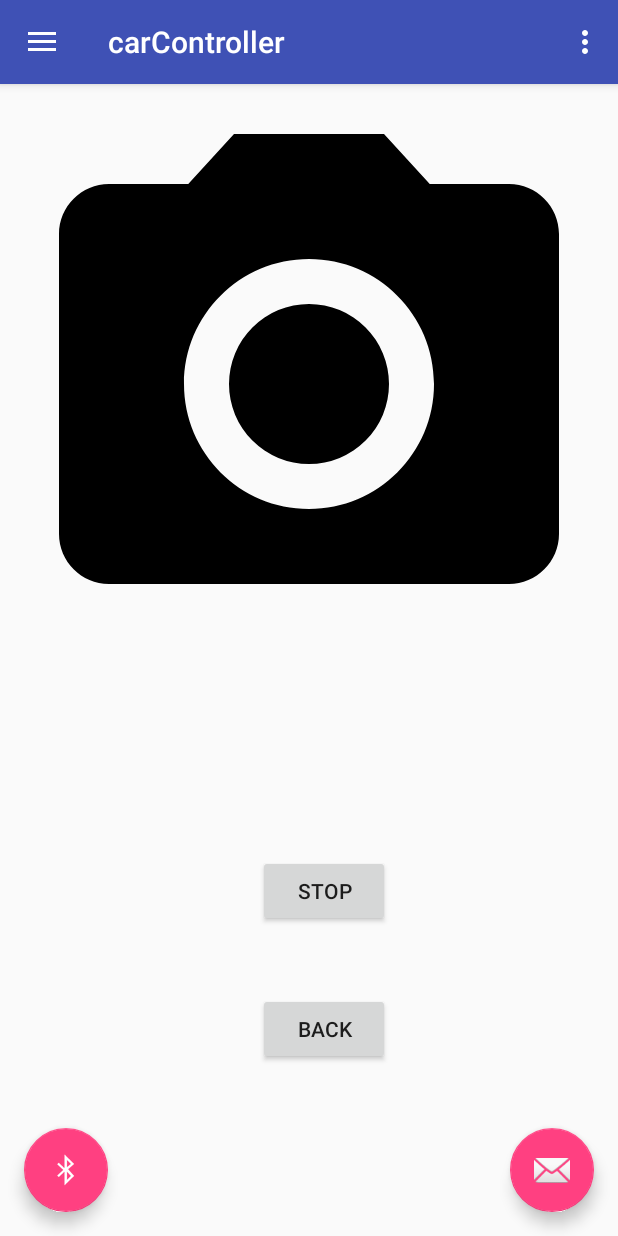
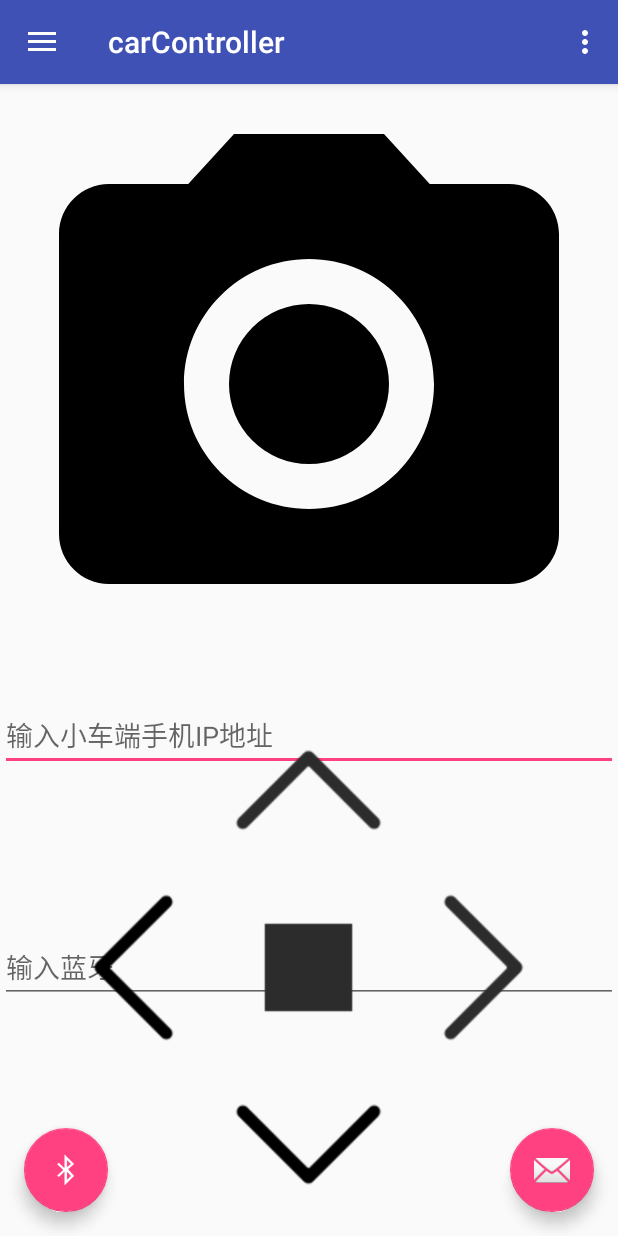
Before and after one commit to KC3C/carController, an Android app: the fragment ButtonFragment placed in its activity, in the options menu, after a tap on "Settings", on a phone screen of 412 x 824 dp. Run offline under Robolectric (Android 15) with nearby library versions, the phone set to English and light mode, and no system bars.

Commit message:
按钮界面修改

```diff
--- a/app/src/main/java/com/example/mac/carcontroller/MainActivity.java
+++ b/app/src/main/java/com/example/mac/carcontroller/MainActivity.java
@@ -11,7 +11,6 @@ import android.os.Bundle;
 import android.os.Handler;
 import android.os.Message;
 import android.support.design.widget.FloatingActionButton;
-import android.support.design.widget.Snackbar;
 import android.support.v4.app.Fragment;
 import android.support.v4.app.FragmentManager;
 import android.support.v4.app.FragmentTransaction;
@@ -28,10 +27,9 @@ import android.view.MenuItem;
 import android.widget.EditText;
 import android.widget.FrameLayout;
 import android.widget.ImageView;
-import android.widget.TextView;
 import android.widget.Toast;
 
-import com.example.mac.carcontroller.fragment.fragment_button;
+import com.example.mac.carcontroller.fragment.ButtonFragment;
 
 import java.io.IOException;
 import java.io.InputStream;
@@ -348,7 +346,7 @@ public class MainActivity extends AppCompatActivity implements NavigationView.On
 
         if (id == R.id.nav_button) {
             Toast.makeText(MainActivity.this, "Button Mode",Toast.LENGTH_SHORT).show();
-            replaceFragment(new fragment_button());
+            replaceFragment(new ButtonFragment());
             hideText();
         } else if (id == R.id.nav_gesture){
             Toast.makeText(MainActivity.this, "Gesture Mode",Toast.LENGTH_SHORT).show();
--- a/app/src/main/java/com/example/mac/carcontroller/fragment/fragment_button.java
+++ b/app/src/main/java/com/example/mac/carcontroller/fragment/ButtonFragment.java
@@ -6,19 +6,20 @@ import android.view.LayoutInflater;
 import android.view.ViewGroup;
 import android.widget.Button;
 import android.view.View;
+import android.widget.ImageView;
 
 import com.example.mac.carcontroller.MainActivity;
 import com.example.mac.carcontroller.R;
 
-public class fragment_button extends Fragment {
-    private Button btn_forward, btn_left, btn_right, btn_back, btn_stop;
+public class ButtonFragment extends Fragment {
+    private ImageView btn_forward, btn_left, btn_right, btn_back, btn_stop;
 
     @Override
     public View onCreateView(LayoutInflater inflater, ViewGroup container,
                              Bundle savedInstanceState) {
         // Inflate the layout for this fragment
         View view = inflater.inflate(R.layout.fragment_button, container, false);
-        btn_forward = view.findViewById(R.id.bforward);
+        btn_forward = view.findViewById(R.id.forwarding);
         btn_forward.setOnClickListener(new View.OnClickListener() {
             @Override
             public void onClick(View v) {
@@ -26,7 +27,7 @@ public class fragment_button extends Fragment {
             }
         });
 
-        btn_left = view.findViewById(R.id.bleft);
+        btn_left = view.findViewById(R.id.left);
         btn_left.setOnClickListener(new View.OnClickListener() {
             @Override
             public void onClick(View v) {
@@ -34,7 +35,7 @@ public class fragment_button extends Fragment {
             }
         });
 
-        btn_right = view.findViewById(R.id.bright);
+        btn_right = view.findViewById(R.id.right);
         btn_right.setOnClickListener(new View.OnClickListener() {
             @Override
             public void onClick(View v) {
@@ -42,7 +43,7 @@ public class fragment_button extends Fragment {
             }
         });
 
-        btn_back = view.findViewById(R.id.bback);
+        btn_back = view.findViewById(R.id.back);
         btn_back.setOnClickListener(new View.OnClickListener() {
             @Override
             public void onClick(View v) {
@@ -50,7 +51,7 @@ public class fragment_button extends Fragment {
             }
         });
 
-        btn_stop = view.findViewById(R.id.bstop);
+        btn_stop = view.findViewById(R.id.stop);
         btn_stop.setOnClickListener(new View.OnClickListener() {
             @Override
             public void onClick(View v) {
--- a/app/src/main/res/layout/fragment_button.xml
+++ b/app/src/main/res/layout/fragment_button.xml
@@ -1,63 +1,106 @@
 <?xml version="1.0" encoding="utf-8"?>
-<android.support.constraint.ConstraintLayout
-    xmlns:android="http://schemas.android.com/apk/res/android"
-    xmlns:app="http://schemas.android.com/apk/res-auto"
-    xmlns:tools="http://schemas.android.com/tools"
+<LinearLayout xmlns:android="http://schemas.android.com/apk/res/android"
+    android:id="@+id/fragment_button"
+    android:orientation="vertical"
     android:layout_width="match_parent"
-    android:layout_height="match_parent">
+    android:layout_height="match_parent"
+    android:gravity="center"
+    android:weightSum="10"
+    >
 
-    <Button
-        android:id="@+id/bforward"
-        android:layout_width="wrap_content"
-        android:layout_height="wrap_content"
-        android:layout_marginStart="172dp"
-        android:layout_marginLeft="172dp"
-        android:layout_marginTop="388dp"
-        android:text="forward"
-        app:layout_constraintStart_toStartOf="parent"
-        app:layout_constraintTop_toTopOf="parent" />
+    <TableLayout
+        android:layout_width="350dp"
+        android:layout_height="350dp"
+        android:stretchColumns="*"
+        android:layout_weight="6.5"
+        android:layout_gravity="center_horizontal"
+        android:gravity="center">
 
-    <Button
-        android:id="@+id/bleft"
-        android:layout_width="wrap_content"
-        android:layout_height="wrap_content"
-        android:layout_marginStart="56dp"
-        android:layout_marginLeft="56dp"
-        android:layout_marginTop="469dp"
-        android:text="left"
-        app:layout_constraintStart_toStartOf="parent"
-        app:layout_constraintTop_toTopOf="parent" />
+        <TableRow
+            android:layout_weight="1"
+            >
 
-    <Button
-        android:id="@+id/bright"
-        android:layout_width="wrap_content"
-        android:layout_height="wrap_content"
-        android:layout_marginTop="475dp"
-        android:layout_marginEnd="35dp"
-        android:layout_marginRight="35dp"
-        android:text="right"
-        app:layout_constraintEnd_toEndOf="parent"
-        app:layout_constraintTop_toTopOf="parent" />
 
-    <Button
-        android:id="@+id/bback"
-        android:layout_width="wrap_content"
-        android:layout_height="wrap_content"
-        android:layout_marginStart="172dp"
-        android:layout_marginLeft="172dp"
-        android:layout_marginBottom="114dp"
-        android:text="back"
-        app:layout_constraintBottom_toBottomOf="parent"
-        app:layout_constraintStart_toStartOf="parent" />
+            <ImageView
+                android:id="@+id/left_forwarding"
+                android:layout_width="0dp"
+                android:layout_height="match_parent"
+                android:gravity="center">
+            </ImageView>
 
-    <Button
-        android:id="@+id/bstop"
-        android:layout_width="wrap_content"
-        android:layout_height="wrap_content"
-        android:layout_marginStart="28dp"
-        android:layout_marginLeft="28dp"
-        android:layout_marginBottom="44dp"
-        android:text="stop"
-        app:layout_constraintBottom_toTopOf="@id/bback"
-        app:layout_constraintStart_toEndOf="@+id/bleft" />
-</android.support.constraint.ConstraintLayout>
+            <ImageView
+                android:id="@+id/forwarding"
+                android:layout_width="0dp"
+                android:layout_height="match_parent"
+                android:gravity="right"
+                android:src="@drawable/button_up">
+
+            </ImageView>
+
+            <ImageView
+                android:id="@+id/right_forwarding"
+                android:layout_width="0dp"
+                android:layout_height="match_parent"
+                android:gravity="center">
+            </ImageView>
+
+        </TableRow>
+
+        <TableRow
+            android:layout_weight="1">
+
+            <ImageView
+                android:id="@+id/left"
+                android:layout_width="0dp"
+                android:layout_height="match_parent"
+                android:gravity="center"
+                android:src="@drawable/button_left">
+            </ImageView>
+
+            <ImageView
+                android:id="@+id/stop"
+                android:src="@drawable/button_stop"
+                android:layout_width="0dp"
+                android:layout_height="match_parent"
+                android:gravity="center">
+            </ImageView>
+
+            <ImageView
+                android:id="@+id/right"
+                android:layout_width="0dp"
+                android:layout_height="match_parent"
+                android:gravity="center"
+                android:src="@drawable/button_right">
+            </ImageView>
+        </TableRow>
+
+        <TableRow
+            android:layout_weight="1">
+
+            <ImageView
+                android:id="@+id/left_back"
+                android:layout_width="0dp"
+                android:layout_height="match_parent"
+                android:gravity="center">
+            </ImageView>
+
+            <ImageView
+                android:id="@+id/back"
+                android:layout_width="0dp"
+                android:layout_height="match_parent"
+                android:gravity="left"
+                android:src="@drawable/button_down">
+            </ImageView>
+
+            <ImageView
+
+                android:id="@+id/back_right"
+                android:layout_width="0dp"
+                android:layout_height="match_parent"
+                android:gravity="center">
+            </ImageView>
+
+        </TableRow>
+    </TableLayout>
+
+</LinearLayout>
```
